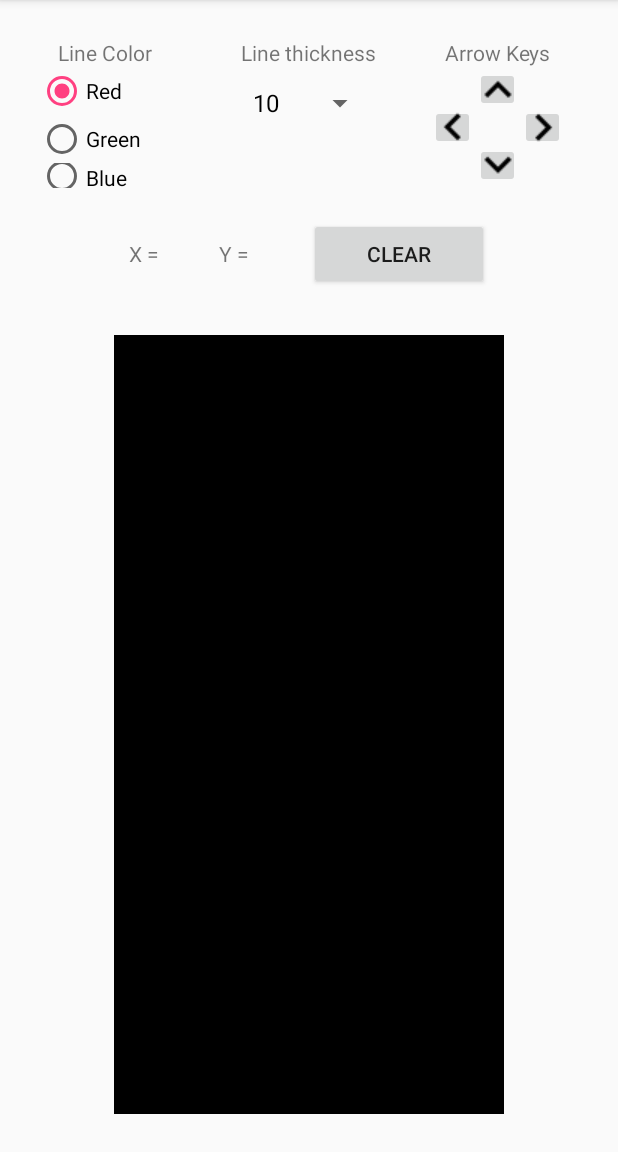
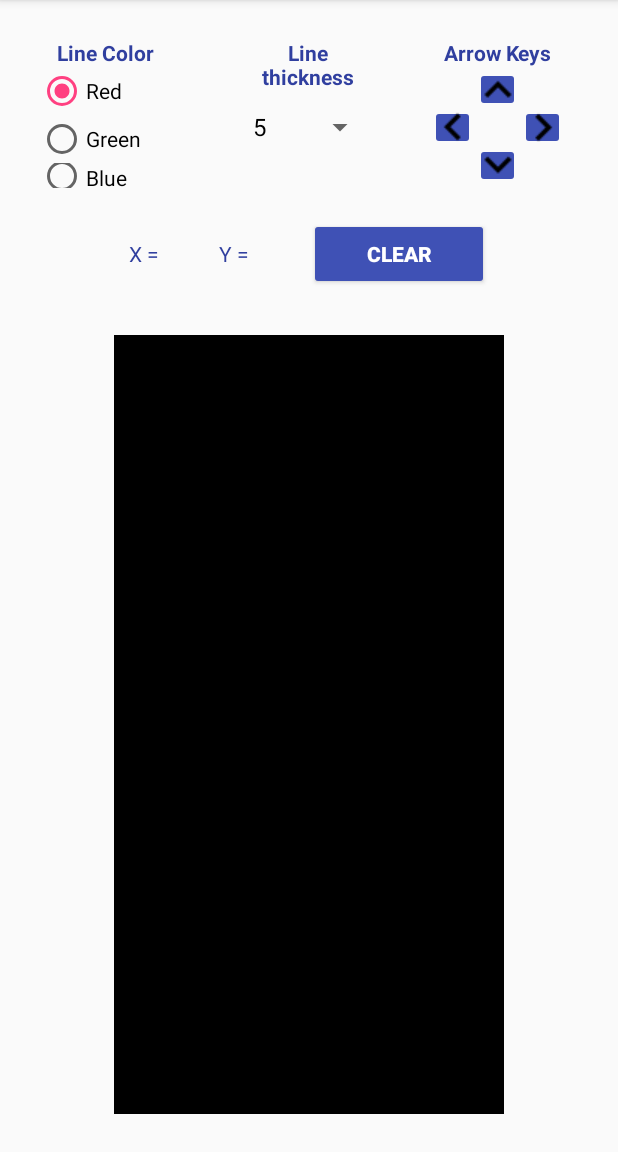
Before and after one commit to mirsakiyev/COMP-304, an Android app: the DrawingActivity_Task1 screen opened directly, with no data from a screen before it, on a phone screen of 412 x 824 dp, the part 84-1236 px from its top. Run offline under Robolectric (Android 15) with nearby library versions, the phone set to English and light mode, and no system bars.

Commit message:
Final design changes and fixed a TODO: method does not override method from its superclass

```diff
--- a/AslanMirsakiyev_COMP304_Assignment3/app/src/main/java/com/example/aslanmr/aslanmirsakiyev_comp304_assignment3/DrawingActivity_Task1.java
+++ b/AslanMirsakiyev_COMP304_Assignment3/app/src/main/java/com/example/aslanmr/aslanmirsakiyev_comp304_assignment3/DrawingActivity_Task1.java
@@ -20,6 +20,7 @@ import android.view.KeyEvent;
 import android.view.MenuItem;
 import android.view.MotionEvent;
 import android.view.View;
+import android.view.Window;
 import android.widget.AdapterView;
 import android.widget.ArrayAdapter;
 import android.widget.Button;
@@ -32,28 +33,34 @@ import android.widget.TextView;
 
 public class DrawingActivity_Task1 extends AppCompatActivity implements View.OnTouchListener {
 
+
+    // initialize Paint and Bitmap
+    Paint paint;
+    Bitmap bitmap;
+    Canvas canvas;
+
+    // initialize ImageView for canvas and TextView for X and Y
     ImageView imgCanvas;
     TextView tvX;
     TextView tvY;
 
-    final int DRAW_DELAY=50; //delay to draw line in ms
-
-    DirectionEnum currentDirection;
-
-    // coordinates for the line
+    // initialize coordinates for X and Y
     int startX=10;
     int startY=10;
     int endX=10;
     int endY=10;
 
-    // user settings
+    // initialize thickness and color
     int lineThickness;
     int lineColor;
 
-    Paint paint;
-    Bitmap bitmap;
-    Canvas canvas;
+    // initialize a constant delay value(ms) to draw a line
+    final int DRAW_DELAY=25;
 
+    // initialize Enum for current direction
+    DirectionEnum currentDirection;
+
+    // initialize Handler
     private  Handler mHandler;
 
     @Override
@@ -103,25 +110,22 @@ public class DrawingActivity_Task1 extends AppCompatActivity implements View.OnT
 
         // event handlers
 
+        // TODO: [FIXED] "Method does not override method from its superclass"
 
-        // TODO: fix syntax error - "Method does not override method from its superclass"
+        //paint.setStrokeWidth(20); // THIS IS A TEMPORARY LINE OF CODE to set thickness to 20
 
-        paint.setStrokeWidth(20); // THIS IS A TEMPORARY LINE OF CODE to set thickness to 20
-        /*
-        spnLineThickness.setOnItemClickListener(new AdapterView.OnItemClickListener() {
+        spnLineThickness.setOnItemSelectedListener(new AdapterView.OnItemSelectedListener() {
             @Override
-            public void onItemClick(AdapterView<?> parent, View view, int position, long id) {
+            public void onItemSelected(AdapterView<?> parent, View view, int position, long id) {
                 lineThickness=Integer.parseInt(spnLineThickness.getSelectedItem().toString());
                 paint.setStrokeWidth(lineThickness);
             }
 
             @Override
-            public void onNothingSelected(AdapterView<?> adapterView){
+            public void onNothingSelected(AdapterView<?> parent) {
 
             }
         });
-        */
-
 
         RadioGroup rgrpLineColor=findViewById(R.id.rgrpColors);
         rgrpLineColor.setOnCheckedChangeListener(new RadioGroup.OnCheckedChangeListener() {
--- a/AslanMirsakiyev_COMP304_Assignment3/app/src/main/java/com/example/aslanmr/aslanmirsakiyev_comp304_assignment3/TweenedAnimationActivity_Task3.java
+++ b/AslanMirsakiyev_COMP304_Assignment3/app/src/main/java/com/example/aslanmr/aslanmirsakiyev_comp304_assignment3/TweenedAnimationActivity_Task3.java
@@ -31,8 +31,6 @@ public class TweenedAnimationActivity_Task3 extends AppCompatActivity {
         actionBar.setDisplayHomeAsUpEnabled(true);
         actionBar.setHomeButtonEnabled(true);
 
-
-        // render images
 
         // Earth - static
         imgEarth=findViewById(R.id.task3_imgEarth);
--- a/AslanMirsakiyev_COMP304_Assignment3/app/src/main/res/layout/activity_drawing__task1.xml
+++ b/AslanMirsakiyev_COMP304_Assignment3/app/src/main/res/layout/activity_drawing__task1.xml
@@ -22,6 +22,8 @@
                 android:layout_width="match_parent"
                 android:layout_height="wrap_content"
                 android:textAlignment="center"
+                android:textColor="@color/colorPrimaryDark"
+                android:textStyle="bold"
                 android:text="Line Color"/>
             <RadioGroup
                 android:id="@+id/rgrpColors"
@@ -58,6 +60,8 @@
                 android:layout_width="match_parent"
                 android:layout_height="wrap_content"
                 android:textAlignment="center"
+                android:textColor="@color/colorPrimaryDark"
+                android:textStyle="bold"
                 android:text="Line thickness"/>
             <Spinner
                 android:id="@+id/task1_spnLineThickness"
@@ -77,6 +81,8 @@
                 android:layout_width="match_parent"
                 android:layout_height="wrap_content"
                 android:textAlignment="center"
+                android:textColor="@color/colorPrimaryDark"
+                android:textStyle="bold"
                 android:text="Arrow Keys"/>
             <RelativeLayout
                 android:layout_width="wrap_content"
@@ -84,24 +90,28 @@
                 <!-- Arrows -->
                 <ImageButton
                     android:id="@+id/imgArrowUp"
+                    android:backgroundTint="@color/colorPrimary"
                     android:layout_width="30dp"
                     android:layout_height="30dp"
                     android:layout_alignParentTop="true"
                     android:layout_centerHorizontal="true"/>
                 <ImageButton
                     android:id="@+id/imgArrowLeft"
+                    android:backgroundTint="@color/colorPrimary"
                     android:layout_width="30dp"
                     android:layout_height="30dp"
                     android:layout_alignParentLeft="true"
                     android:layout_centerVertical="true"/>
                 <ImageButton
                     android:id="@+id/imgArrowRight"
+                    android:backgroundTint="@color/colorPrimary"
                     android:layout_width="30dp"
                     android:layout_height="30dp"
                     android:layout_alignParentRight="true"
                     android:layout_centerVertical="true"/>
                 <ImageButton
                     android:id="@+id/imgArrowDown"
+                    android:backgroundTint="@color/colorPrimary"
                     android:layout_width="30dp"
                     android:layout_height="30dp"
                     android:layout_alignParentBottom="true"
@@ -127,12 +137,16 @@
                 android:id="@+id/task1_tvX"
                 android:layout_width="60dp"
                 android:layout_height="wrap_content"
+                android:textColor="@color/colorPrimaryDark"
+                android:backgroundTint="@android:color/holo_green_light"
                 android:text="X = "/>
 
             <TextView
                 android:id="@+id/task1_tvY"
                 android:layout_width="60dp"
                 android:layout_height="wrap_content"
+                android:textColor="@color/colorPrimaryDark"
+                android:backgroundTint="@android:color/holo_green_light"
                 android:text="Y = "/>
 
             <Button
@@ -140,6 +154,9 @@
                 android:layout_width="120dp"
                 android:layout_height="wrap_content"
                 android:layout_centerHorizontal="true"
+                android:backgroundTint="@color/colorPrimary"
+                android:textColor="@android:color/white"
+                android:textStyle="bold"
                 android:text="Clear"/>
 
         </LinearLayout>
--- a/AslanMirsakiyev_COMP304_Assignment3/app/src/main/res/layout/activity_framed_animation__task2.xml
+++ b/AslanMirsakiyev_COMP304_Assignment3/app/src/main/res/layout/activity_framed_animation__task2.xml
@@ -17,6 +17,9 @@
             android:id="@+id/task2_btnStart"
             android:layout_width="wrap_content"
             android:layout_height="wrap_content"
+            android:backgroundTint="@color/colorPrimary"
+            android:textColor="@android:color/white"
+            android:textStyle="bold"
             android:text="START"/>
         <Button
             android:id="@+id/task2_btnStop"
--- a/AslanMirsakiyev_COMP304_Assignment3/app/src/main/res/layout/activity_tweened_animation__task3.xml
+++ b/AslanMirsakiyev_COMP304_Assignment3/app/src/main/res/layout/activity_tweened_animation__task3.xml
@@ -10,11 +10,15 @@
         android:layout_width="wrap_content"
         android:layout_height="wrap_content"
         android:orientation="horizontal"
+        android:layout_marginTop="17dp"
         android:layout_centerHorizontal="true">
         <Button
             android:id="@+id/task3_btnStart"
             android:layout_width="wrap_content"
             android:layout_height="wrap_content"
+            android:backgroundTint="@color/colorPrimary"
+            android:textColor="@android:color/white"
+            android:textStyle="bold"
             android:text="START"/>
         <Button
             android:id="@+id/task3_btnStop"
--- a/AslanMirsakiyev_COMP304_Assignment3/app/src/main/res/values/strings.xml
+++ b/AslanMirsakiyev_COMP304_Assignment3/app/src/main/res/values/strings.xml
@@ -2,17 +2,18 @@
     <string name="app_name">AslanMirsakiyev_COMP304_Assignment3</string>
 
     <string-array name="tasks">
-        <item>Drawing - Task1</item>
-        <item>Framed Animation - Task2</item>
-        <item>Tweened Animation - Task3</item>
+        <item>Drawing</item>
+        <item>Framed Animation</item>
+        <item>Tweened Animation</item>
     </string-array>
 
     <string-array name="line_thickness">
+        <item>5</item>
         <item>10</item>
+        <item>15</item>
         <item>20</item>
+        <item>25</item>
         <item>30</item>
-        <item>40</item>
-        <item>50</item>
     </string-array>
 
     <string name="task1_x">x = </string>
```
